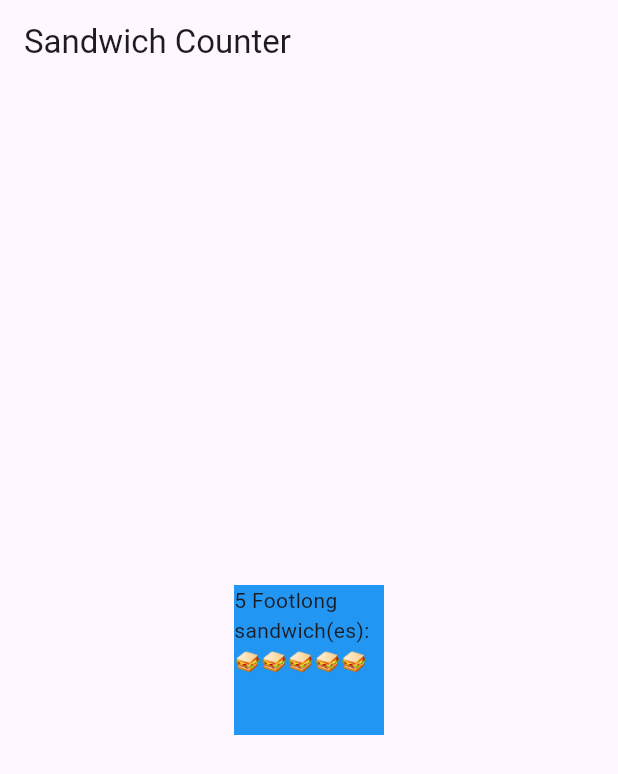
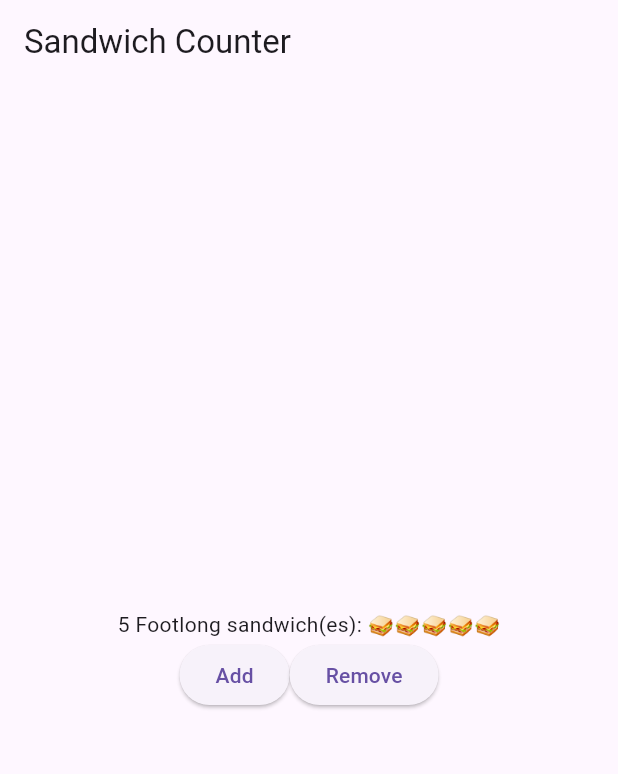
Before and after one commit to TimiOrejupe/sandwich_shop, a Flutter app: the screen it shows after launch, on a phone screen of 412 x 824 dp. Shown: the top 774 px of the screen. Run offline on Flutter 3.47's test engine with Material 3 defaults, Android fonts, the phone set to English and light mode, and no system bars.

Commit message:
Add add and remove buttons

```diff
--- a/lib/main.dart
+++ b/lib/main.dart
@@ -4,10 +4,8 @@ void main() {
   runApp(const App());
 }
 
-
 class App extends StatelessWidget {
   const App({super.key});
-
 
   @override
   Widget build(BuildContext context) {
@@ -16,19 +14,31 @@ class App extends StatelessWidget {
       home: Scaffold(
         appBar: AppBar(title: const Text('Sandwich Counter')),
         body: Center(
-          child: Container(
-            color: Colors.blue,
-            width: 100.0,
-            height: 100.0,
-            child: const OrderItemDisplay(5, 'Footlong'),
-          )
+          child: Column(
+            mainAxisAlignment: MainAxisAlignment.center,
+            children: [
+              const OrderItemDisplay(5, 'Footlong'),
+              Row(
+                mainAxisAlignment: MainAxisAlignment.center,
+                children: [
+                  ElevatedButton(
+                    onPressed: () => print('Add button pressed'),
+                    child: const Text('Add'),
+                  ),
+                  ElevatedButton(
+                    onPressed: () => print('Remove button pressed'),
+                    child: const Text('Remove'),
+                  ),
+                ],
+              ),
+            ],
+          ),
         ),
       ),
     );
   }
 }
 
-// ignore: non_constant_identifier_names
 class OrderItemDisplay extends StatelessWidget {
   final int quantity;
   final String itemType;
@@ -40,6 +50,9 @@ class OrderItemDisplay extends StatelessWidget {
     return Text('$quantity $itemType sandwich(es): ${'🥪' * quantity}');
   }
 }
+
+
+
 
 
 
```
